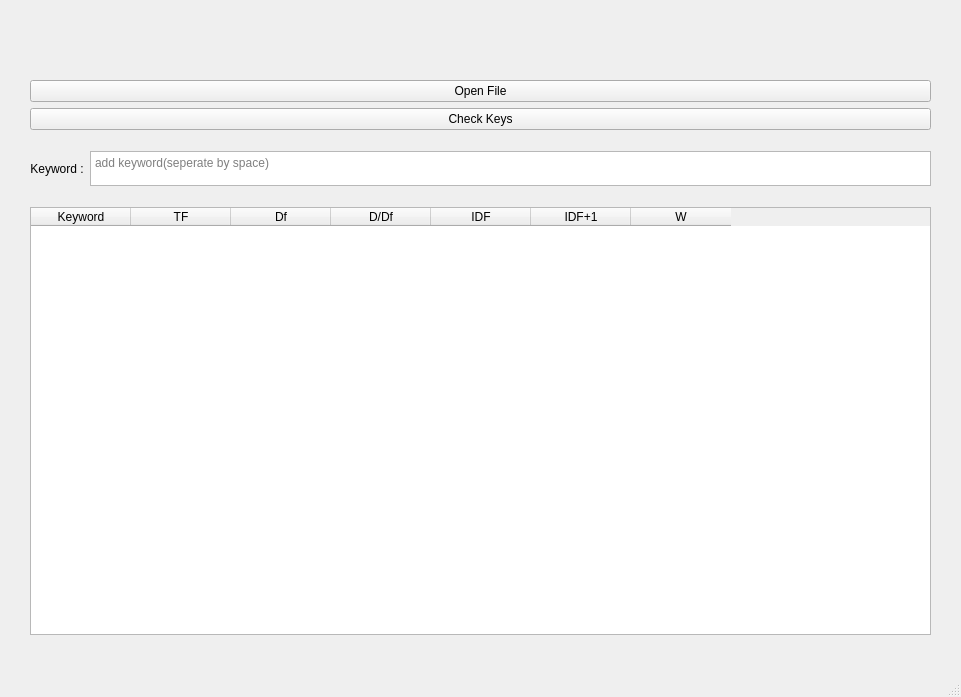
Old version of the form SKTI Tugas 2.ui in the repository andre002wp/STKI-Semester-5.
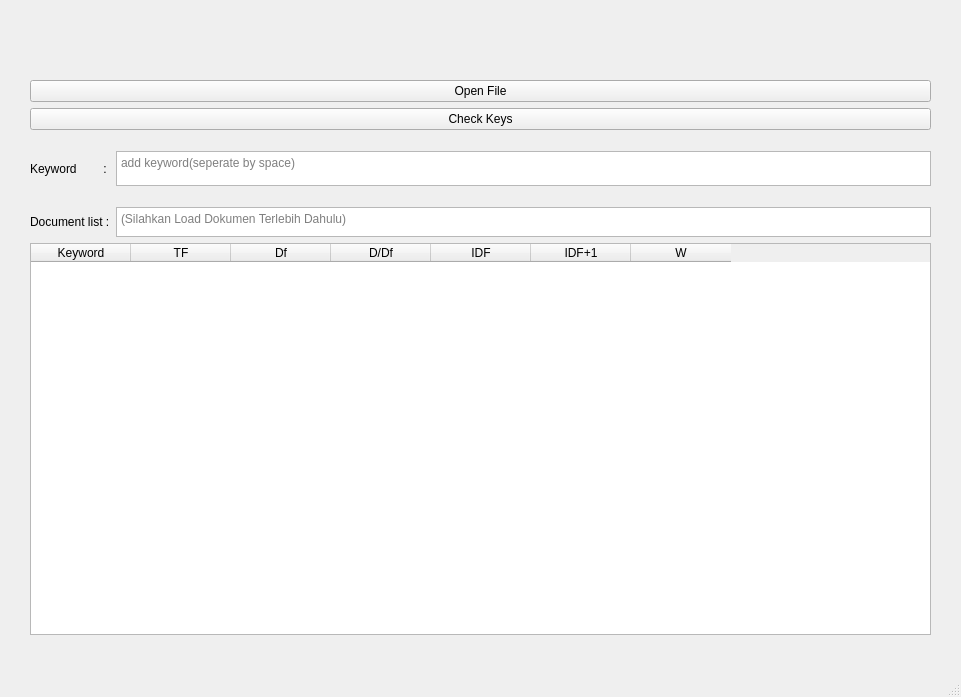
New version of the form.

```diff
--- a/SKTI Tugas 2.ui
+++ b/SKTI Tugas 2.ui
@@ -27,7 +27,36 @@
     <property name="bottomMargin">
      <number>40</number>
     </property>
-    <item row="15" column="0" colspan="2">
+    <item row="12" column="1">
+     <widget class="QTextEdit" name="txt_keyword">
+      <property name="maximumSize">
+       <size>
+        <width>16777215</width>
+        <height>35</height>
+       </size>
+      </property>
+      <property name="placeholderText">
+       <string>add keyword(seperate by space)</string>
+      </property>
+     </widget>
+    </item>
+    <item row="13" column="0" colspan="2">
+     <spacer name="verticalSpacer_2">
+      <property name="orientation">
+       <enum>Qt::Vertical</enum>
+      </property>
+      <property name="sizeType">
+       <enum>QSizePolicy::Preferred</enum>
+      </property>
+      <property name="sizeHint" stdset="0">
+       <size>
+        <width>20</width>
+        <height>15</height>
+       </size>
+      </property>
+     </spacer>
+    </item>
+    <item row="16" column="0" colspan="2">
      <widget class="QTableWidget" name="result_table">
       <property name="focusPolicy">
        <enum>Qt::NoFocus</enum>
@@ -118,10 +147,10 @@
     <item row="12" column="0">
      <widget class="QLabel" name="label">
       <property name="text">
-       <string>Keyword :</string>
+       <string>Keyword        :</string>
       </property>
       <property name="alignment">
-       <set>Qt::AlignCenter</set>
+       <set>Qt::AlignLeading|Qt::AlignLeft|Qt::AlignVCenter</set>
       </property>
       <property name="margin">
        <number>0</number>
@@ -160,6 +189,35 @@
       </property>
      </spacer>
     </item>
+    <item row="14" column="1">
+     <widget class="QTextEdit" name="txt_document">
+      <property name="sizePolicy">
+       <sizepolicy hsizetype="Expanding" vsizetype="Preferred">
+        <horstretch>0</horstretch>
+        <verstretch>0</verstretch>
+       </sizepolicy>
+      </property>
+      <property name="maximumSize">
+       <size>
+        <width>16777215</width>
+        <height>30</height>
+       </size>
+      </property>
+      <property name="focusPolicy">
+       <enum>Qt::NoFocus</enum>
+      </property>
+      <property name="placeholderText">
+       <string>(Silahkan Load Dokumen Terlebih Dahulu)</string>
+      </property>
+     </widget>
+    </item>
+    <item row="14" column="0">
+     <widget class="QLabel" name="label_2">
+      <property name="text">
+       <string>Document list :</string>
+      </property>
+     </widget>
+    </item>
    </layout>
   </widget>
   <widget class="QMenuBar" name="menubar">
```
Left out of the diff: 37 changed lines with no effect on the pictures.
